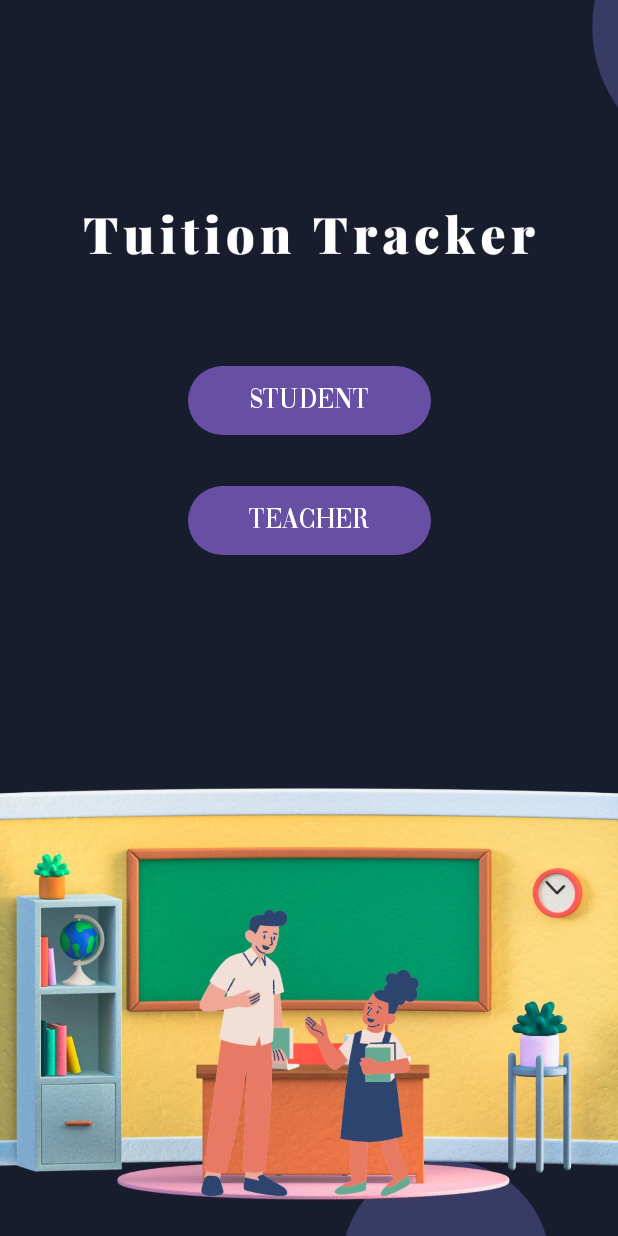
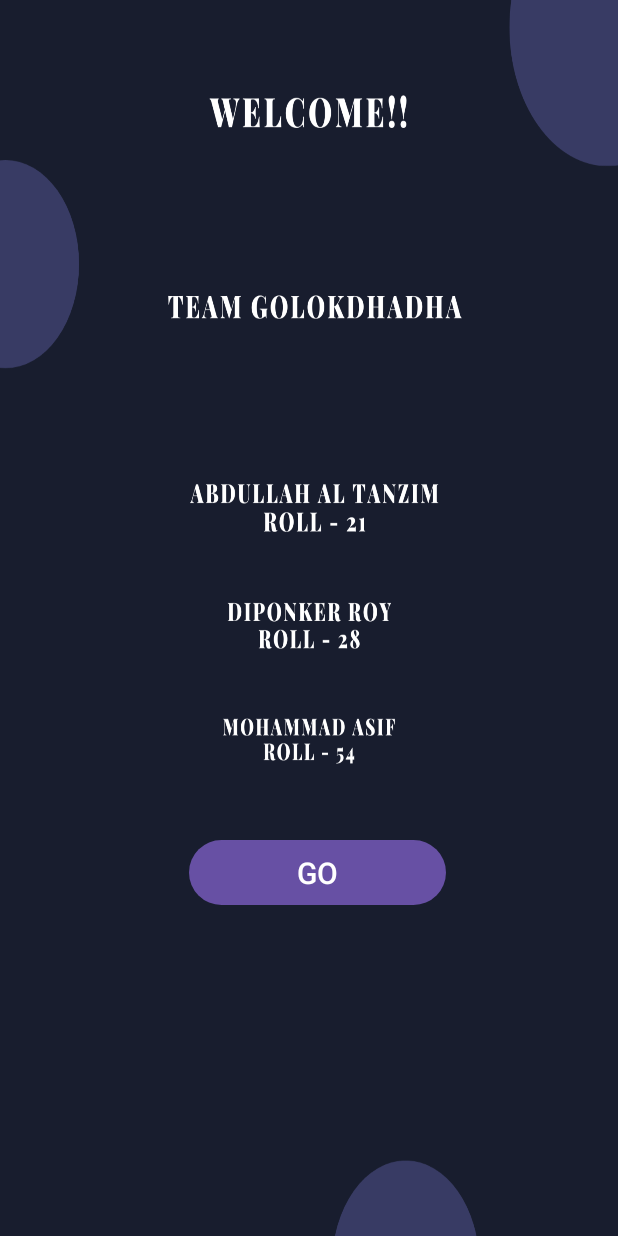
Before and after one commit to Tanzim34/Golokdhadha, an Android app: the screen it shows after launch (MainActivity), on a phone screen of 412 x 824 dp. Run offline under Robolectric (Android 15) with nearby library versions, the phone set to English and light mode, and no system bars.

Commit message:
Start Screen

```diff
--- a/app/src/main/AndroidManifest.xml
+++ b/app/src/main/AndroidManifest.xml
@@ -22,6 +22,10 @@
         android:supportsRtl="true"
         android:theme="@style/Theme.MyApplication"
         tools:targetApi="31">
+        <activity
+            android:name=".MainActivity2"
+            android:exported="false" />
+
         <meta-data
             android:name="com.google.android.actions"
             android:resource="@xml/selected_date_background" />
--- a/app/src/main/res/layout/activity_main.xml
+++ b/app/src/main/res/layout/activity_main.xml
@@ -4,47 +4,23 @@
     xmlns:tools="http://schemas.android.com/tools"
     android:layout_width="match_parent"
     android:layout_height="match_parent"
+    android:background="@drawable/main_page"
     tools:context=".MainActivity"
     tools:ignore="ExtraText">
 
-    <ImageView
-        android:id="@+id/frontpage"
-        android:layout_width="0dp"
-        android:layout_height="0dp"
-        android:scaleType="centerCrop"
-        android:src="@drawable/frontpage"
+
+    <Button
+        android:id="@+id/button2"
+        android:layout_width="171dp"
+        android:layout_height="51dp"
+        android:layout_marginStart="126dp"
+        android:layout_marginTop="509dp"
+        android:layout_marginEnd="115dp"
+        android:layout_marginBottom="170dp"
+        android:text="GO"
+        android:textSize="20sp"
         app:layout_constraintBottom_toBottomOf="parent"
         app:layout_constraintEnd_toEndOf="parent"
         app:layout_constraintStart_toStartOf="parent"
         app:layout_constraintTop_toTopOf="parent" />
-
-    <Button
-        android:id="@+id/studentbutton"
-        style="@style/Widget.Material3.Button"
-        android:layout_width="162dp"
-        android:layout_height="54dp"
-        android:layout_marginTop="240dp"
-        android:fontFamily="@font/tata"
-        android:text="Student"
-        android:textSize="20sp"
-        android:textStyle="normal"
-        app:layout_constraintEnd_toEndOf="parent"
-        app:layout_constraintStart_toStartOf="parent"
-        app:layout_constraintTop_toTopOf="@+id/frontpage" />
-
-    <Button
-        android:id="@+id/teacherbutton"
-        android:layout_width="0dp"
-        android:layout_height="54dp"
-        android:layout_marginTop="320dp"
-        android:fontFamily="@font/tata"
-        android:text="Teacher"
-        android:textColorHighlight="@color/design_default_color_primary_dark"
-        android:textColorLink="@color/design_default_color_primary"
-        android:textSize="20sp"
-        android:textStyle="normal"
-        app:layout_constraintEnd_toEndOf="@+id/studentbutton"
-        app:layout_constraintStart_toStartOf="@+id/studentbutton"
-        app:layout_constraintTop_toTopOf="@+id/frontpage" />
-
 </androidx.constraintlayout.widget.ConstraintLayout>
```
Also changed, not shown: app/src/main/java/com/example/myapplication/MainActivity.java (+6 -72 lines), app/src/main/java/com/example/myapplication/MainActivity2.java (added, +94 -0 lines), app/src/main/res/layout/activity_main2.xml (added, +50 -0 lines), app/src/main/res/drawable/main_page.png (added).
